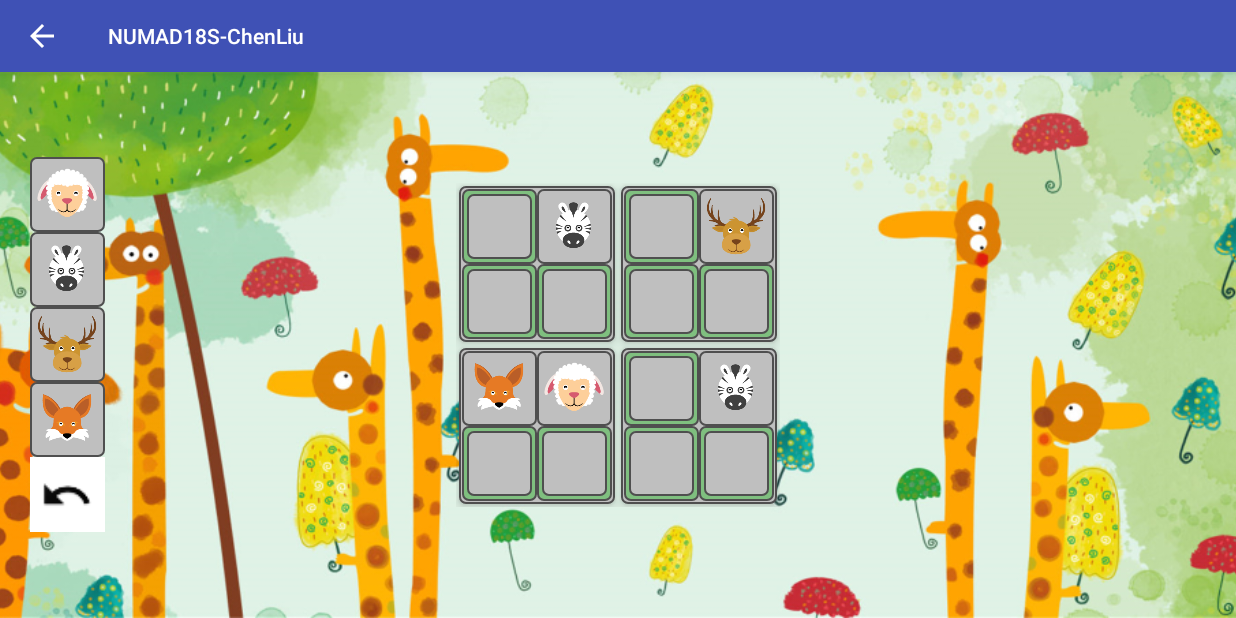
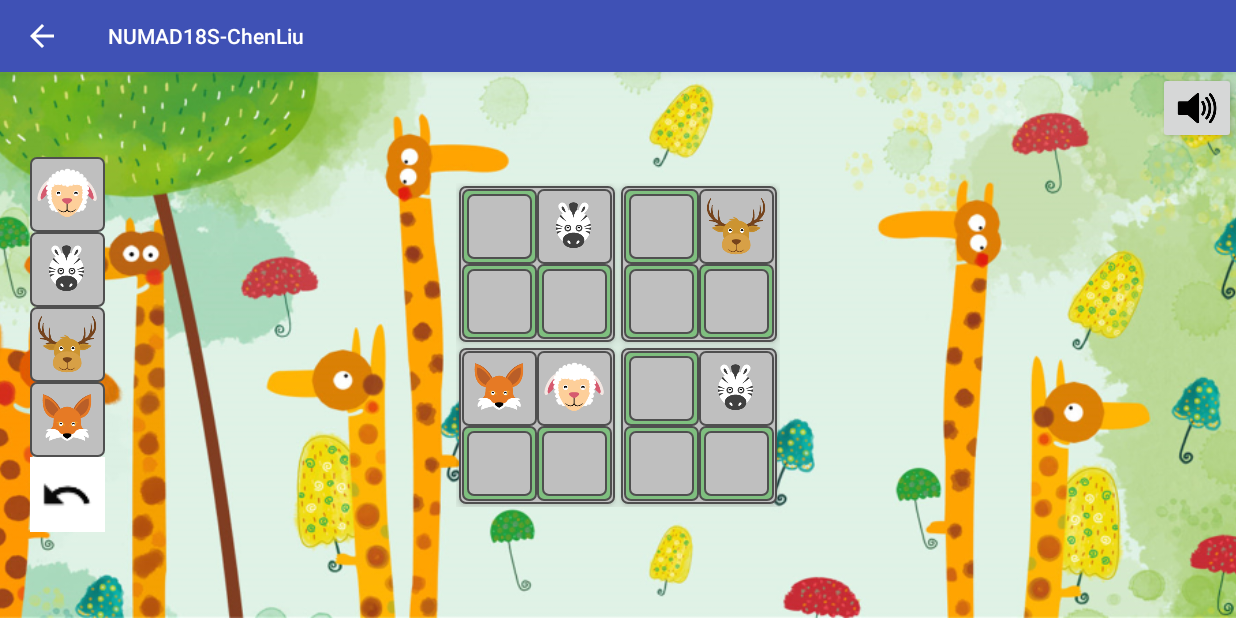
Before and after one commit to esandar/HelloMAD, an Android app: the AS_GameActivity screen opened directly, with no data from a screen before it, on a phone screen of 824 x 412 dp (held sideways). Run offline under Robolectric (Android 15) with nearby library versions, the phone set to English and light mode, and no system bars; our stand-ins replace Firebase (no records; nobody signed in at launch, a user with empty details on screens opened directly); pictures from the network do not load; 1 statement that could not run was skipped.

Commit message:
UI changes final- Sound button pushed

```diff
--- a/app/src/main/java/chenliu/madcourse/neu/edu/numad18s_chenliu/AnimalSudoku/AS_GameActivity.java
+++ b/app/src/main/java/chenliu/madcourse/neu/edu/numad18s_chenliu/AnimalSudoku/AS_GameActivity.java
@@ -50,6 +50,8 @@ public class AS_GameActivity extends AppCompatActivity {
     private int mSoundClick, mSoundSubmit, mSoundMiss, mSoundRewind;
     private SoundPool mSoundPool;
     public static MediaPlayer mMediaPlayer;
+    private Boolean muteClicked = false; //sound flag
+    private static ImageButton muteMusic;
     private float mVolume = 1f;
 
     private int puzzleSize;     // 4 or 9
@@ -113,6 +115,28 @@ public class AS_GameActivity extends AppCompatActivity {
             puzzleSize = 4;
             setContentView(R.layout.activity_game_4x4);
         }
+
+        muteMusic = (ImageButton) this.findViewById((R.id.bt_as_sound));
+        muteMusic.setImageLevel(1);
+        muteMusic.setOnClickListener(new View.OnClickListener() {
+
+            @Override
+            public void onClick(View v) {
+
+                muteClicked = !muteClicked;
+                if (muteClicked == false) {
+                    muteMusic.setImageLevel(1);
+                } else {
+                    muteMusic.setImageLevel(0);
+                }
+                if (mMediaPlayer.isPlaying()) {
+                    mMediaPlayer.pause();
+                } else {
+                    mMediaPlayer.start();
+                }
+            }
+
+        });
 
         // Choose background image to use
         theme = getIntent().getIntExtra(KEY_THEME, THEME_ZOO);
--- a/app/src/main/res/layout/activity_game_4x4.xml
+++ b/app/src/main/res/layout/activity_game_4x4.xml
@@ -35,4 +35,12 @@
 
     </LinearLayout>
 
+    <ImageButton
+        android:id="@+id/bt_as_sound"
+        android:layout_width="wrap_content"
+        android:layout_height="wrap_content"
+        android:elevation="@dimen/elevation_low"
+        android:layout_gravity="top|right"
+        android:src="@drawable/wordgame_sound"/>
+
 </FrameLayout>
```
Also changed, not shown: app/src/main/res/layout/activity_game_9x9.xml (+9 -0 lines).
